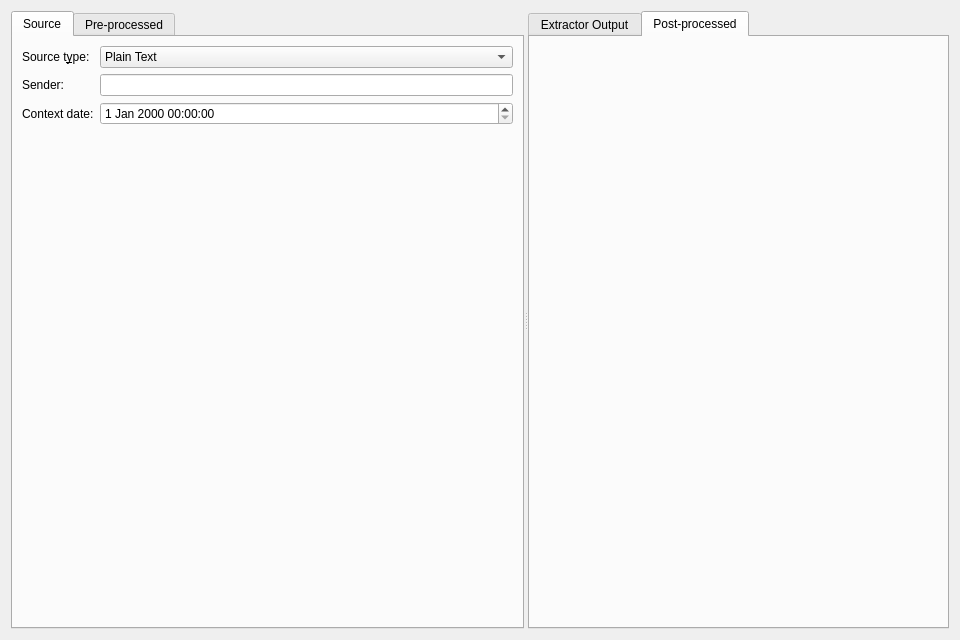
The window that src/mainwindow.ui (KDE/kitinerary-workbench) describes before a commit, drawn with Qt 5.
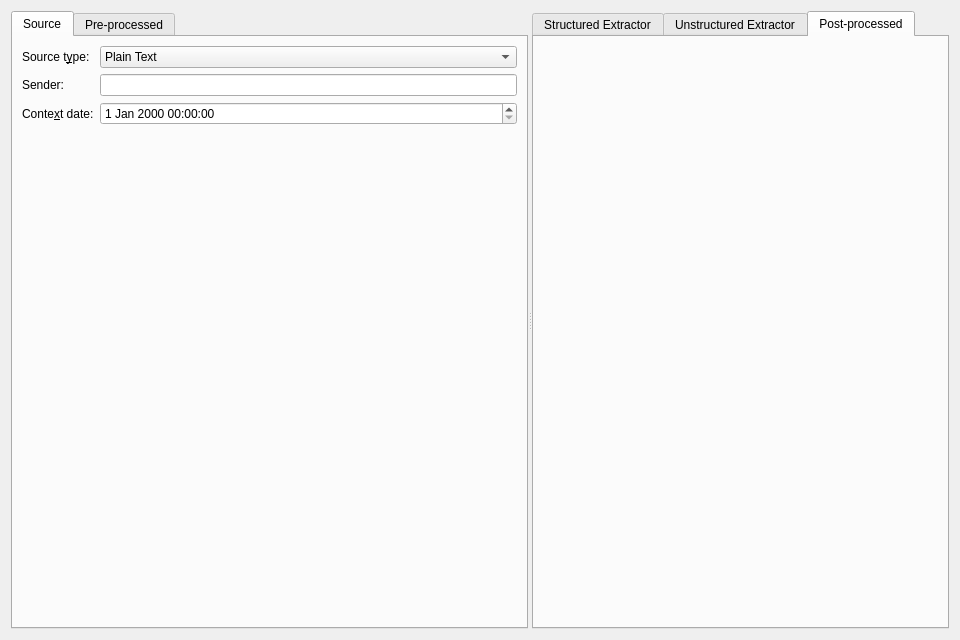
The same window after the commit. The open tabs and pages were chosen to show the change.

Commit message: Add structured data extractor too

Patch:
```diff
--- a/src/mainwindow.ui
+++ b/src/mainwindow.ui
@@ -85,7 +85,7 @@
           <item row="3" column="0">
            <widget class="QLabel" name="label_3">
             <property name="text">
-             <string>Context date:</string>
+             <string>Conte&amp;xt date:</string>
             </property>
             <property name="buddy">
              <cstring>contextDate</cstring>
@@ -106,9 +106,14 @@
       <property name="currentIndex">
        <number>0</number>
       </property>
+      <widget class="QWidget" name="structuredTab">
+       <attribute name="title">
+        <string>Structured Extractor</string>
+       </attribute>
+      </widget>
       <widget class="QWidget" name="outputTab">
        <attribute name="title">
-        <string>Extractor Output</string>
+        <string>Unstructured Extractor</string>
        </attribute>
       </widget>
       <widget class="QWidget" name="postprocTab">
```
Left out of the diff: 2 changed lines with no effect on the pictures. The commit also changes 2 other files.
